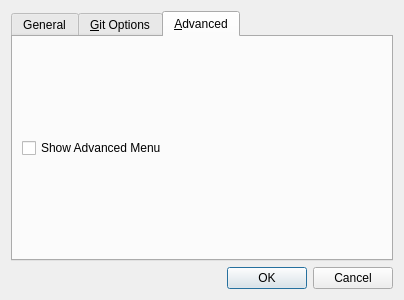
The window that ui/settings.ui (bainonline/teamgit) describes before a commit, drawn with Qt 5.
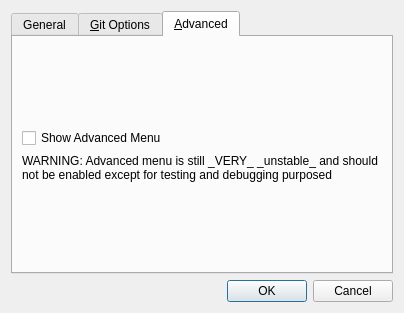
The same window after the commit.

Commit message: settings.ui: Add a warning label in advanced about unstability

What changed in the file:
```diff
--- a/ui/settings.ui
+++ b/ui/settings.ui
@@ -6,13 +6,13 @@
     <x>0</x>
     <y>0</y>
     <width>400</width>
-    <height>300</height>
+    <height>313</height>
    </rect>
   </property>
   <property name="windowTitle" >
    <string>Dialog</string>
   </property>
-  <layout class="QVBoxLayout" >
+  <layout class="QVBoxLayout" name="verticalLayout_2" >
    <item>
     <widget class="QTabWidget" name="tabWidget" >
      <property name="currentIndex" >
@@ -152,6 +152,19 @@
        <string>&amp;Advanced</string>
       </attribute>
       <layout class="QVBoxLayout" name="verticalLayout" >
+       <item>
+        <spacer name="verticalSpacer" >
+         <property name="orientation" >
+          <enum>Qt::Vertical</enum>
+         </property>
+         <property name="sizeHint" stdset="0" >
+          <size>
+           <width>20</width>
+           <height>59</height>
+          </size>
+         </property>
+        </spacer>
+       </item>
        <item>
         <widget class="QCheckBox" name="showAdvancedCheckBox" >
          <property name="text" >
@@ -159,6 +172,35 @@
          </property>
         </widget>
        </item>
+       <item>
+        <widget class="QLabel" name="label_2" >
+         <property name="midLineWidth" >
+          <number>0</number>
+         </property>
+         <property name="text" >
+          <string>WARNING: Advanced menu is still _VERY_ _unstable_ and should not be enabled except for testing and debugging  purposed</string>
+         </property>
+         <property name="textFormat" >
+          <enum>Qt::RichText</enum>
+         </property>
+         <property name="wordWrap" >
+          <bool>true</bool>
+         </property>
+        </widget>
+       </item>
+       <item>
+        <spacer name="verticalSpacer_2" >
+         <property name="orientation" >
+          <enum>Qt::Vertical</enum>
+         </property>
+         <property name="sizeHint" stdset="0" >
+          <size>
+           <width>20</width>
+           <height>59</height>
+          </size>
+         </property>
+        </spacer>
+       </item>
       </layout>
      </widget>
     </widget>
```
